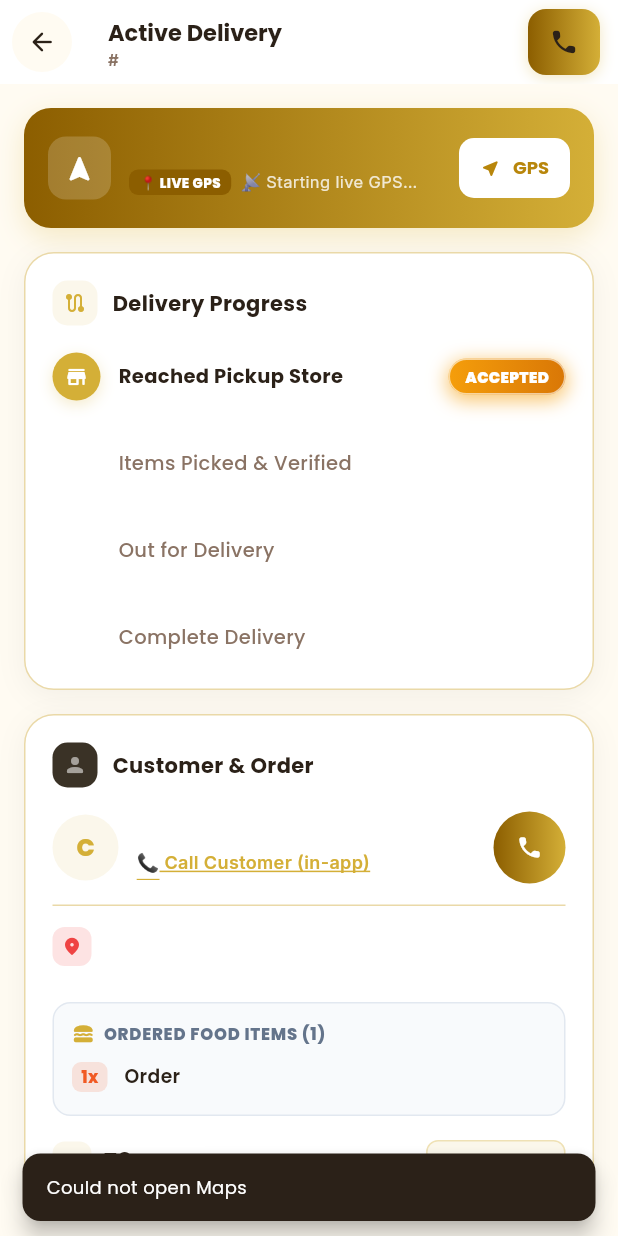
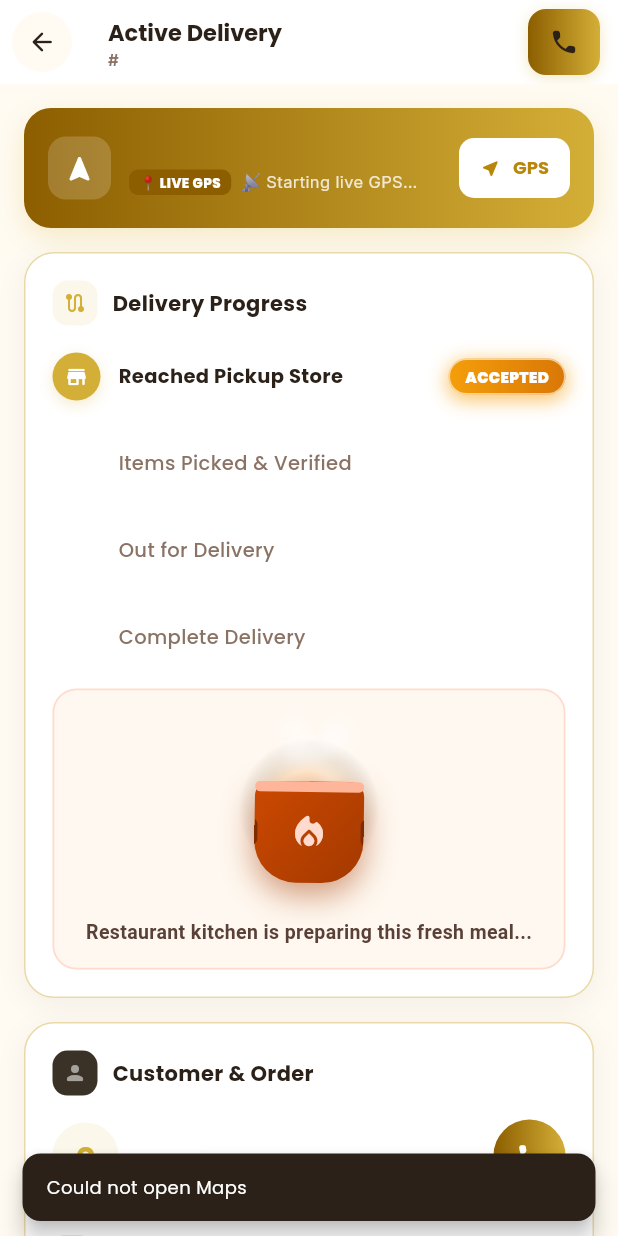
Before and after one commit to biswajitkhamari2-creator/foodmela-rider-app, a Flutter app: the ActiveDeliveryScreen screen opened directly with empty values, after a tap on "GPS", on a phone screen of 412 x 824 dp. Run offline on Flutter 3.47's test engine with Material 3 defaults, Android fonts, the phone set to English and light mode, and no system bars; drawn by our look-alikes of flutter_animate; our stand-ins replace cloud_firestore, firebase_auth, firebase_core, firebase_messaging, flutter_local_notifications, geolocator and 3 more; missing offline and left inert: agora_rtc_engine, flutter_ringtone_player; accounts and stored records are empty.

Commit message:
feat(rider): add glowing cooking pot on accept & preparing, satisfying tap sound, and auto-dismiss notifications

```diff
--- a/lib/core/services/firebase_service.dart
+++ b/lib/core/services/firebase_service.dart
@@ -252,6 +252,20 @@ class FirebaseService {
     }
   }
 
+  /// Dismiss all active notifications from Android notification drawer
+  static Future<void> dismissAllNotifications() async {
+    try {
+      await _localNotifications.cancelAll();
+      final android = _localNotifications
+          .resolvePlatformSpecificImplementation<
+              AndroidFlutterLocalNotificationsPlugin>();
+      await android?.cancel(0, tag: 'foodmela_rider_order');
+      debugPrint('🧹 [RIDER] all notifications dismissed from tray');
+    } catch (e) {
+      debugPrint('⚠️ cancelAll error: $e');
+    }
+  }
+
   /// Dismiss the tray notification for an order (accept / decline / claimed).
   /// Also stops any ringing tied to it. Cancels BOTH the app-owned copy (by
   /// per-order ID) and the system copy posted by FCM's notification block
@@ -264,10 +278,12 @@ class FirebaseService {
         final android = _localNotifications
             .resolvePlatformSpecificImplementation<
                 AndroidFlutterLocalNotificationsPlugin>();
-        // System copy posted by FCM carries tag = orderId (backend sets it).
-        await android?.cancel(notificationIdForOrder(orderId),
-            tag: orderId);
+        // System copy posted by FCM carries tag = orderId or fixed rider tag.
+        await android?.cancel(0, tag: 'foodmela_rider_order');
+        await android?.cancel(0, tag: orderId);
+        await android?.cancel(notificationIdForOrder(orderId), tag: orderId);
       } catch (_) {}
+      await dismissAllNotifications();
       debugPrint('🧹 [RIDER] notification dismissed for $orderId');
     } catch (e) {
       debugPrint('⚠️ notification cancel notice: $e');
--- /dev/null
+++ b/lib/core/services/sound_feedback_service.dart
@@ -0,0 +1,29 @@
+import 'package:flutter/services.dart';
+import 'package:flutter_ringtone_player/flutter_ringtone_player.dart';
+
+/// Provides satisfying sound and tactile haptic feedback for user interactions in Rider App.
+class SoundFeedbackService {
+  /// Regular tap: subtle crisp click and light haptic impulse.
+  static void tap() {
+    try {
+      HapticFeedback.lightImpact();
+      SystemSound.play(SystemSoundType.click);
+    } catch (_) {}
+  }
+
+  /// Button press or switch toggle: slightly firmer medium impact.
+  static void buttonPress() {
+    try {
+      HapticFeedback.mediumImpact();
+      SystemSound.play(SystemSoundType.click);
+    } catch (_) {}
+  }
+
+  /// High-reward event: order accepted, delivered, or claimed.
+  static void success() {
+    try {
+      HapticFeedback.heavyImpact();
+      FlutterRingtonePlayer().playNotification();
+    } catch (_) {}
+  }
+}
--- /dev/null
+++ b/lib/core/widgets/glowing_cooking_pot.dart
@@ -0,0 +1,259 @@
+import 'dart:math' as math;
+import 'package:flutter/material.dart';
+
+/// An animated cooking pot with warm radiant glow and live rising steam particles.
+/// Used in Rider App when food is being prepared in the kitchen (Stage 1).
+class GlowingCookingPot extends StatefulWidget {
+  final double size;
+  final String? subtitle;
+
+  const GlowingCookingPot({
+    super.key,
+    this.size = 140.0,
+    this.subtitle = 'Kitchen is cooking this fresh order...',
+  });
+
+  @override
+  State<GlowingCookingPot> createState() => _GlowingCookingPotState();
+}
+
+class _GlowingCookingPotState extends State<GlowingCookingPot>
+    with SingleTickerProviderStateMixin {
+  late AnimationController _controller;
+  final List<_SteamParticle> _particles = [];
+  final math.Random _random = math.Random();
+
+  @override
+  void initState() {
+    super.initState();
+    _controller = AnimationController(
+      vsync: this,
+      duration: const Duration(seconds: 4),
+    )..repeat();
+
+    // Initialize 24 steam particles with staggered lifespans
+    for (int i = 0; i < 24; i++) {
+      _particles.add(_SteamParticle(
+        x: (_random.nextDouble() - 0.5) * 40.0,
+        initialY: _random.nextDouble(),
+        speed: 0.18 + _random.nextDouble() * 0.22,
+        maxRadius: 6.0 + _random.nextDouble() * 8.0,
+        driftPhase: _random.nextDouble() * math.pi * 2,
+        driftSpeed: 1.5 + _random.nextDouble() * 2.0,
+      ));
+    }
+  }
+
+  @override
+  void dispose() {
+    _controller.dispose();
+    super.dispose();
+  }
+
+  @override
+  Widget build(BuildContext context) {
+    return Column(
+      mainAxisSize: MainAxisSize.min,
+      children: [
+        AnimatedBuilder(
+          animation: _controller,
+          builder: (context, child) {
+            final t = _controller.value;
+            // Pulsing glow factor (0.8 to 1.15)
+            final glowPulse = 0.85 + 0.15 * math.sin(t * math.pi * 2);
+            // Gentle simmering pot tilt (-1 to 1 degree)
+            final potSimmer = 0.02 * math.sin(t * math.pi * 8);
+
+            return SizedBox(
+              width: widget.size,
+              height: widget.size,
+              child: Stack(
+                alignment: Alignment.center,
+                children: [
+                  // 1. Radiant Glowing Flame Aura behind the pot
+                  Container(
+                    width: widget.size * glowPulse,
+                    height: widget.size * glowPulse,
+                    decoration: BoxDecoration(
+                      shape: BoxShape.circle,
+                      gradient: RadialGradient(
+                        colors: [
+                          const Color(0xFFFF6535).withValues(alpha: 0.45),
+                          const Color(0xFFFFB95F).withValues(alpha: 0.25),
+                          Colors.transparent,
+                        ],
+                        stops: const [0.0, 0.55, 1.0],
+                      ),
+                    ),
+                  ),
+
+                  // 2. Live Rising Steam / Smoke Layer
+                  Positioned(
+                    top: 0,
+                    bottom: widget.size * 0.35,
+                    left: 0,
+                    right: 0,
+                    child: CustomPaint(
+                      painter: _SteamPainter(
+                        progress: t,
+                        particles: _particles,
+                      ),
+                    ),
+                  ),
+
+                  // 3. Simmering Pot + Food Icon
+                  Positioned(
+                    bottom: widget.size * 0.12,
+                    child: Transform.rotate(
+                      angle: potSimmer,
+                      child: Container(
+                        width: widget.size * 0.56,
+                        height: widget.size * 0.52,
+                        decoration: BoxDecoration(
+                          gradient: const LinearGradient(
+                            colors: [Color(0xFFCC4900), Color(0xFFA33900)],
+                            begin: Alignment.topLeft,
+                            end: Alignment.bottomRight,
+                          ),
+                          borderRadius: const BorderRadius.vertical(
+                            bottom: Radius.circular(28),
+                            top: Radius.circular(10),
+                          ),
+                          boxShadow: [
+                            BoxShadow(
+                              color: const Color(0xFFA33900).withValues(alpha: 0.5),
+                              blurRadius: 18,
+                              offset: const Offset(0, 8),
+                            ),
+                          ],
+                        ),
+                        child: Stack(
+                          alignment: Alignment.center,
+                          children: [
+                            // Pot Rim Highlight
+                            Positioned(
+                              top: 0,
+                              left: 0,
+                              right: 0,
+                              child: Container(
+                                height: 7,
+                                decoration: BoxDecoration(
+                                  color: const Color(0xFFFFB599),
+                                  borderRadius: BorderRadius.circular(4),
+                                ),
+                              ),
+                            ),
+                            // Pot Handles
+                            Positioned(
+                              left: -6,
+                              child: Container(
+                                width: 8,
+                                height: 18,
+                                decoration: BoxDecoration(
+                                  color: const Color(0xFF7F2B00),
+                                  borderRadius: BorderRadius.circular(4),
+                                ),
+                              ),
+                            ),
+                            Positioned(
+                              right: -6,
+                              child: Container(
+                                width: 8,
+                                height: 18,
+                                decoration: BoxDecoration(
+                                  color: const Color(0xFF7F2B00),
+                                  borderRadius: BorderRadius.circular(4),
+                                ),
+                              ),
+                            ),
+                            // Cooking Spoon / Flame Emblem
+                            const Icon(
+                              Icons.local_fire_department_rounded,
+                              color: Color(0xFFFFDBCE),
+                              size: 28,
+                            ),
+                          ],
+                        ),
+                      ),
+                    ),
+                  ),
+                ],
+              ),
+            );
+          },
+        ),
+        if (widget.subtitle != null) ...[
+          const SizedBox(height: 8),
+          Text(
+            widget.subtitle!,
+            style: const TextStyle(
+              fontFamily: 'Plus Jakarta Sans',
+              fontSize: 13,
+              fontWeight: FontWeight.w600,
+              color: Color(0xFF5A4138),
+            ),
+          ),
+        ],
+      ],
+    );
+  }
+}
+
+class _SteamParticle {
+  final double x;
+  final double initialY;
+  final double speed;
+  final double maxRadius;
+  final double driftPhase;
+  final double driftSpeed;
+
+  _SteamParticle({
+    required this.x,
+    required this.initialY,
+    required this.speed,
+    required this.maxRadius,
+    required this.driftPhase,
+    required this.driftSpeed,
+  });
+}
+
+class _SteamPainter extends CustomPainter {
+  final double progress;
+  final List<_SteamParticle> particles;
+
+  _SteamPainter({
+    required this.progress,
+    required this.particles,
+  });
+
+  @override
+  void paint(Canvas canvas, Size size) {
+    final centerX = size.width / 2;
+    final bottomY = size.height;
+
+    for (final p in particles) {
+      // Calculate current cycle progress
+      final cycleY = (p.initialY + progress * p.speed) % 1.0;
+      final currentY = bottomY - cycleY * size.height;
+
+      // Sinusoidal lateral sway
+      final driftX = p.x + math.sin(progress * p.driftSpeed * math.pi * 2 + p.driftPhase) * 14.0;
+      final currentX = centerX + driftX;
+
+      // Scale radius as smoke rises
+      final radius = p.maxRadius * (0.3 + 0.7 * cycleY);
+
+      // Bell-curve opacity: 0 at spawn, peaks at mid-flight, fades to 0 at top
+      final opacity = math.sin(cycleY * math.pi) * 0.45;
+
+      final paint = Paint()
+        ..color = Colors.white.withValues(alpha: opacity)
+        ..maskFilter = const MaskFilter.blur(BlurStyle.normal, 5.0);
+
+      canvas.drawCircle(Offset(currentX, currentY), radius, paint);
+    }
+  }
+
+  @override
+  bool shouldRepaint(covariant _SteamPainter oldDelegate) => true;
+}
--- a/lib/features/rider/active_delivery_screen.dart
+++ b/lib/features/rider/active_delivery_screen.dart
@@ -14,6 +14,8 @@ import 'package:food_track/core/services/rider_auth_service.dart';
 import 'package:food_track/features/rider/models/rider_order_model.dart';
 import 'package:http/http.dart' as http;
 import 'package:flutter_animate/flutter_animate.dart';
+import 'package:food_track/core/widgets/glowing_cooking_pot.dart';
+import 'package:food_track/core/services/sound_feedback_service.dart';
 
 class ActiveDeliveryScreen extends StatefulWidget {
   final String orderId;
@@ -1351,6 +1353,24 @@ class _ActiveDeliveryScreenState extends State<ActiveDeliveryScreen>
                                   : Colors.white.withValues(alpha: 0.1),
                               borderRadius: BorderRadius.circular(2))),
                   ],
+                  if (_currentStep <= 1) ...[
+                    const SizedBox(height: 18),
+                    Center(
+                      child: Container(
+                        width: double.infinity,
+                        padding: const EdgeInsets.symmetric(horizontal: 16, vertical: 14),
+                        decoration: BoxDecoration(
+                          color: _isDark ? const Color(0xFF261F14) : const Color(0xFFFFF8F0),
+                          borderRadius: BorderRadius.circular(16),
+                          border: Border.all(color: const Color(0xFFFFDBCE), width: 1.2),
+                        ),
+                        child: const GlowingCookingPot(
+                          size: 130,
+                          subtitle: 'Restaurant kitchen is preparing this fresh meal...',
+                        ),
+                      ),
+                    ),
+                  ],
                 ],
               ),
             ),
--- a/lib/features/rider/rider_dashboard_screen.dart
+++ b/lib/features/rider/rider_dashboard_screen.dart
@@ -24,6 +24,8 @@ import 'package:food_track/features/rider/incoming_order_screen.dart';
 import 'package:food_track/features/rider/order_permission_setup_dialog.dart';
 import 'package:food_track/features/rider/rider_login_screen.dart';
 import 'package:food_track/features/rider/widgets/rider_order_card.dart';
+import 'package:food_track/core/services/sound_feedback_service.dart';
+import 'package:food_track/core/widgets/glowing_cooking_pot.dart';
 
 
 // ─── Category helpers (mirrors FirebaseService helpers) ─────────────────────
@@ -168,6 +170,7 @@ class _RiderDashboardScreenState extends State<RiderDashboardScreen>
   void initState() {
     super.initState();
     WidgetsBinding.instance.addObserver(this);
+    FirebaseService.dismissAllNotifications();
     _loadNotifiedIds();
     // Restore settled (accepted/rejected/cancelled) IDs so restarts can
     // never re-ring or re-notify them — the single choke point in
@@ -213,6 +216,7 @@ class _RiderDashboardScreenState extends State<RiderDashboardScreen>
   @override
   void didChangeAppLifecycleState(AppLifecycleState state) {
     if (state == AppLifecycleState.resumed) {
+      FirebaseService.dismissAllNotifications();
       _refreshFullScreenState();
     }
   }
@@ -733,21 +737,45 @@ class _RiderDashboardScreenState extends State<RiderDashboardScreen>
     _claimedOrderIds.add(orderId);
     _notifiedOrderIds.add(orderId);
     _saveNotifiedIds();
-    IncomingOrderCall.markShown(orderId);
+    SoundFeedbackService.success();
     await OrderRingtoneService.stopAll();
     await NativeOrderAlert.stopAll();
     await FirebaseService.settleOrder(orderId);
     await FirebaseService.dismissOrderNotification(orderId);
+    await FirebaseService.dismissAllNotifications();
     _dismissIncomingOrderScreen(orderId);
     setState(() => _acceptingOrderIds.add(orderId));
-    // Show instant feedback — blocking loader so one tap is enough
+    // Show instant feedback — glowing cooking pot animation with rising smoke
     if (mounted) {
       showDialog(
         context: context,
         barrierDismissible: false,
-        builder: (_) => const PopScope(
+        builder: (_) => PopScope(
           canPop: false,
-          child: Center(child: CircularProgressIndicator(color: Color(0xFF10B981))),
+          child: Center(
+            child: Material(
+              color: Colors.transparent,
+              child: Container(
+                margin: const EdgeInsets.symmetric(horizontal: 32),
+                padding: const EdgeInsets.symmetric(horizontal: 24, vertical: 24),
+                decoration: BoxDecoration(
+                  color: Colors.white,
+                  borderRadius: BorderRadius.circular(24),
+                  boxShadow: [
+                    BoxShadow(
+                      color: Colors.black.withValues(alpha: 0.25),
+                      blurRadius: 24,
+                      offset: const Offset(0, 8),
+                    ),
+                  ],
+                ),
+                child: const GlowingCookingPot(
+                  size: 140,
+                  subtitle: 'Order Accepted! Kitchen is preparing...',
+                ),
+              ),
+            ),
+          ),
         ),
       );
     }
```
